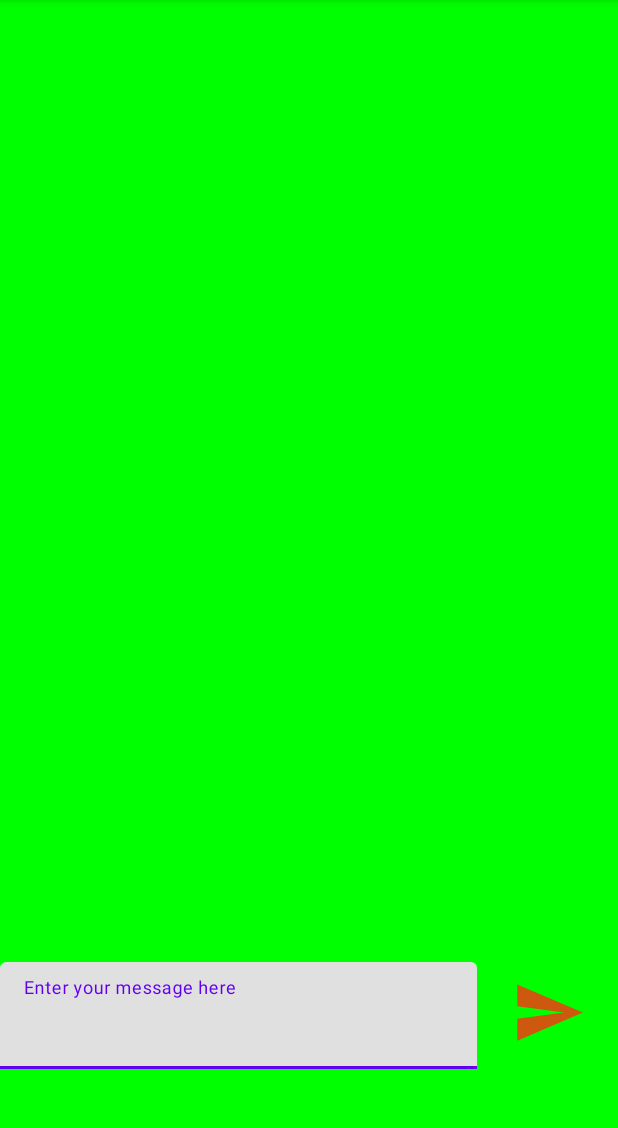
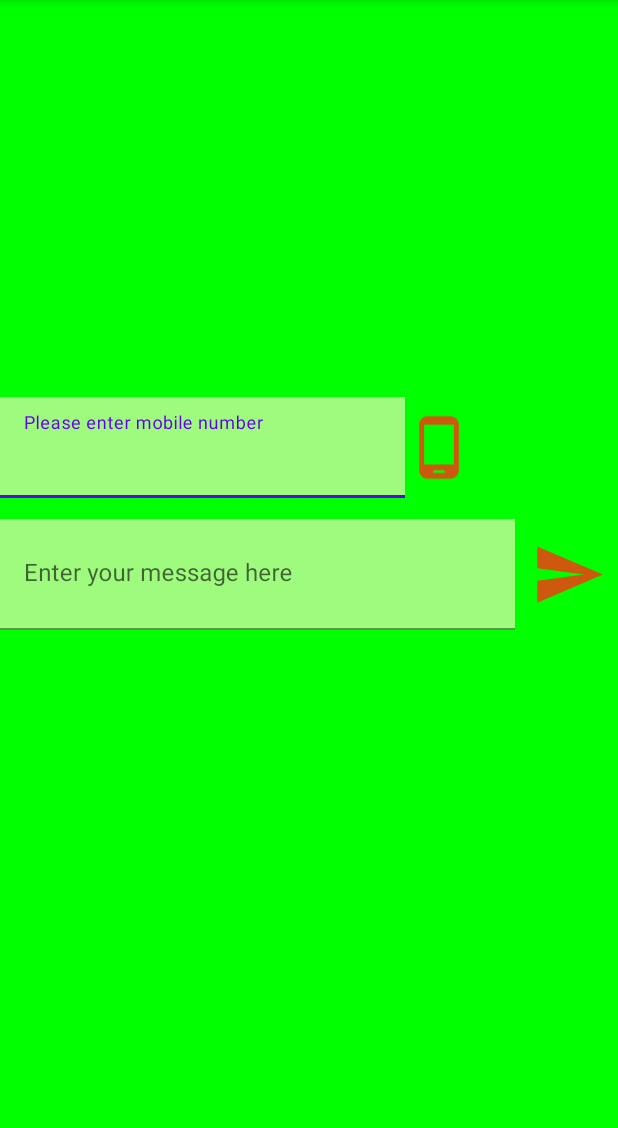
Before and after one commit to mbharti321/androidProjects, an Android app: the screen it shows after launch (MainActivity), in the options menu, after a tap on "Change Color", on a phone screen of 412 x 824 dp, the part 84-1212 px from its top. Run offline under Robolectric (Android 15) with nearby library versions, the phone set to English and light mode, and no system bars.

Commit message:
update whatsapp sharing

```diff
--- a/Lab9Menu/app/src/main/java/com/example/lab9menu/MainActivity.java
+++ b/Lab9Menu/app/src/main/java/com/example/lab9menu/MainActivity.java
@@ -6,10 +6,11 @@ import androidx.constraintlayout.widget.ConstraintLayout;
 import androidx.core.app.ShareCompat;
 
 import android.annotation.SuppressLint;
-import android.app.Activity;
 import android.content.ComponentName;
 import android.content.Intent;
+import android.content.pm.PackageManager;
 import android.graphics.Color;
+import android.net.Uri;
 import android.os.Bundle;
 import android.view.Menu;
 import android.view.MenuInflater;
@@ -23,7 +24,7 @@ import com.google.android.material.textfield.TextInputEditText;
 public class MainActivity extends AppCompatActivity {
 
     private ImageButton mibtnSend;
-    TextInputEditText mMessage;
+    TextInputEditText mMessage, mMain_number;
     ConstraintLayout mlayout;
     boolean iscolor = true;
 
@@ -33,14 +34,28 @@ public class MainActivity extends AppCompatActivity {
         super.onCreate(savedInstanceState);
         setContentView(R.layout.activity_main);
 
-        mMessage = findViewById(R.id.main_textbox);
+        mMessage = findViewById(R.id.main_message);
+        mMain_number = findViewById(R.id.main_number);
         mlayout = (ConstraintLayout) findViewById(R.id.layout1);
         mibtnSend = findViewById(R.id.ibtnSend);
 
         mibtnSend.setOnClickListener(new View.OnClickListener() {
             @Override
             public void onClick(View v) {
-                whatsappSend();
+
+                String txtMessage = mMessage.getText().toString();
+                String mob_number = mMain_number.getText().toString();
+                if(mob_number.equals("")){
+                    Toast.makeText(MainActivity.this, "Whatsapp", Toast.LENGTH_SHORT).show();
+                    whatsappSendChooser(txtMessage);
+                }
+                else if (mob_number.length() != 10){
+                    Toast.makeText(MainActivity.this, getString(R.string.not10Digits), Toast.LENGTH_SHORT).show();
+                }
+                else{
+                    Toast.makeText(MainActivity.this, "Whatsapp", Toast.LENGTH_SHORT).show();
+                    whatsappSend(mob_number, txtMessage);
+                }
             }
         });
     }
@@ -61,14 +76,17 @@ public class MainActivity extends AppCompatActivity {
 //                return true;
 
             case R.id.color:
+                Toast.makeText(MainActivity.this,"Change color", Toast.LENGTH_SHORT).show();
                 changeColor();
                 return true;
 
             case R.id.share:
+                Toast.makeText(MainActivity.this, "Share", Toast.LENGTH_SHORT).show();
                 share();
                 return true;
 
             case R.id.exit:
+                Toast.makeText(MainActivity.this, "exit", Toast.LENGTH_SHORT).show();
                 exit();
                 return true;
 
@@ -105,41 +123,48 @@ public class MainActivity extends AppCompatActivity {
                 .startChooser();
     }
 
-//    private void whatsappSend() {
-//        String txt = mMessage.getText().toString();
-//
-//        Intent sendIntent = new Intent();
-//        sendIntent.setAction(Intent.ACTION_SEND);
-//        sendIntent.putExtra(Intent.EXTRA_TEXT, txt);
-//        sendIntent.setType("text/plain");
-//        sendIntent.setPackage("com.whatsapp");
-//
-//        startActivity(sendIntent);
-//
-//    }
 
 
+    private boolean appInstalledOrNot(String url) {
+        PackageManager packageManager = getPackageManager();
+        boolean app_installed;
+
+        try {
+            packageManager.getPackageInfo(url, PackageManager.GET_ACTIVITIES);
+            app_installed = true;
+        } catch ( PackageManager.NameNotFoundException e ) {
+            app_installed = false;
+        }
+        return app_installed;
+    }
+    private void whatsappSendChooser(String txtMessage) {
 
 
-    //https://medium.com/@mujjtahidah/send-whatsapp-to-specific-number-android-studio-96c8caf7422f
-    //    @SuppressLint("NewApi")
-    private void whatsappSend() {
-        String txt = mMessage.getText().toString();
-        try{
-            Intent sendIntent =new Intent("android.intent.action.MAIN");
-            sendIntent.setComponent(new ComponentName("com.whatsapp", "com.whatsapp.Conversation"));
+        boolean installed = appInstalledOrNot("com.whatsapp");
+        if (installed) {
+            Intent sendIntent = new Intent();
             sendIntent.setAction(Intent.ACTION_SEND);
+            sendIntent.putExtra(Intent.EXTRA_TEXT, txtMessage);
             sendIntent.setType("text/plain");
-            sendIntent.putExtra(Intent.EXTRA_TEXT,"");
-            sendIntent.putExtra("jid", txt +"@s.whatsapp.net");
             sendIntent.setPackage("com.whatsapp");
             startActivity(sendIntent);
-        }
-        catch(Exception e)
-        {
-            Toast.makeText(this,"Error/n"+ e.toString(),Toast.LENGTH_SHORT).show();
+        } else {
+            Toast.makeText(MainActivity.this, "Whatsapp not instaled", Toast.LENGTH_SHORT).show();
         }
     }
+
+    void whatsappSend(String mob_number, String txtMessage) {
+        boolean installed = appInstalledOrNot("com.whatsapp");
+        if (installed) {
+            Intent intent = new Intent(Intent.ACTION_VIEW);
+            intent.setData(Uri.parse("http://api.whatsapp.com/send?phone="+ "+91"+ mob_number + "&text=" + txtMessage));
+            startActivity(intent);
+        } else {
+            Toast.makeText(MainActivity.this, "Whatsapp not instaled", Toast.LENGTH_SHORT).show();
+        }
+
+    }
+
 
 
     //Closes the App: Closing current activity
--- /dev/null
+++ b/Lab9Menu/app/src/main/res/drawable/ic_baseline_phone_android_24.xml
@@ -0,0 +1,5 @@
+<vector android:height="24dp" android:tint="#CE580E"
+    android:viewportHeight="24" android:viewportWidth="24"
+    android:width="24dp" xmlns:android="http://schemas.android.com/apk/res/android">
+    <path android:fillColor="@android:color/white" android:pathData="M16,1L8,1C6.34,1 5,2.34 5,4v16c0,1.66 1.34,3 3,3h8c1.66,0 3,-1.34 3,-3L19,4c0,-1.66 -1.34,-3 -3,-3zM14,21h-4v-1h4v1zM17.25,18L6.75,18L6.75,4h10.5v14z"/>
+</vector>
--- a/Lab9Menu/app/src/main/res/layout/activity_main.xml
+++ b/Lab9Menu/app/src/main/res/layout/activity_main.xml
@@ -9,28 +9,51 @@
     tools:context=".MainActivity">
 
     <com.google.android.material.textfield.TextInputLayout
-        android:id="@+id/main_textbox_layout"
-        android:layout_width="318dp"
-        android:layout_height="71dp"
+        android:id="@+id/main_number_layout"
+        android:layout_width="270dp"
+        android:layout_height="67dp"
         app:layout_constraintBottom_toBottomOf="parent"
         app:layout_constraintEnd_toEndOf="parent"
         app:layout_constraintHorizontal_bias="0.0"
         app:layout_constraintStart_toStartOf="parent"
         app:layout_constraintTop_toTopOf="parent"
-        app:layout_constraintVertical_bias="0.921">
+        app:layout_constraintVertical_bias="0.378">
 
         <com.google.android.material.textfield.TextInputEditText
-            android:id="@+id/main_textbox"
+            android:id="@+id/main_number"
             android:layout_width="match_parent"
             android:layout_height="match_parent"
+            android:background="#9FFB7E"
+            android:hint="@string/mobile_message"
+            android:inputType="number"
+            android:textSize="20sp" />
+
+    </com.google.android.material.textfield.TextInputLayout>
+
+    <com.google.android.material.textfield.TextInputLayout
+        android:id="@+id/main_message_layout"
+        android:layout_width="343dp"
+        android:layout_height="74dp"
+        app:layout_constraintBottom_toBottomOf="parent"
+        app:layout_constraintEnd_toEndOf="parent"
+        app:layout_constraintHorizontal_bias="0.0"
+        app:layout_constraintStart_toStartOf="parent"
+        app:layout_constraintTop_toTopOf="parent"
+        app:layout_constraintVertical_bias="0.499">
+
+        <com.google.android.material.textfield.TextInputEditText
+            android:id="@+id/main_message"
+            android:layout_width="match_parent"
+            android:layout_height="match_parent"
+            android:background="#9FFB7E"
             android:hint="@string/message" />
 
     </com.google.android.material.textfield.TextInputLayout>
 
     <ImageButton
         android:id="@+id/ibtnSend"
-        android:layout_width="93dp"
-        android:layout_height="67dp"
+        android:layout_width="66dp"
+        android:layout_height="74dp"
         android:layout_weight="1"
         android:background="#00F9FAF9"
         app:layout_constraintBottom_toBottomOf="parent"
@@ -38,7 +61,20 @@
         app:layout_constraintHorizontal_bias="1.0"
         app:layout_constraintStart_toStartOf="parent"
         app:layout_constraintTop_toTopOf="parent"
-        app:layout_constraintVertical_bias="0.915"
-        app:srcCompat="@drawable/ic_baseline_send_24" />
+        app:layout_constraintVertical_bias="0.499"
+        app:srcCompat="@drawable/ic_baseline_send_24"
+        tools:ignore="VectorDrawableCompat" />
+
+    <ImageView
+        android:id="@+id/imgMobile"
+        android:layout_width="45dp"
+        android:layout_height="66dp"
+        app:layout_constraintBottom_toBottomOf="parent"
+        app:layout_constraintEnd_toEndOf="parent"
+        app:layout_constraintHorizontal_bias="0.737"
+        app:layout_constraintStart_toStartOf="parent"
+        app:layout_constraintTop_toTopOf="parent"
+        app:layout_constraintVertical_bias="0.378"
+        app:srcCompat="@drawable/ic_baseline_phone_android_24" />
 
 </androidx.constraintlayout.widget.ConstraintLayout>
--- a/Lab9Menu/app/src/main/res/values/strings.xml
+++ b/Lab9Menu/app/src/main/res/values/strings.xml
@@ -1,4 +1,6 @@
 <resources>
     <string name="app_name">Lab9Menu</string>
     <string name="message">Enter your message here</string>
+    <string name="mobile_message">Please enter mobile number</string>
+    <string name="not10Digits">Please enter 10 numbers!!</string>
 </resources>
```
